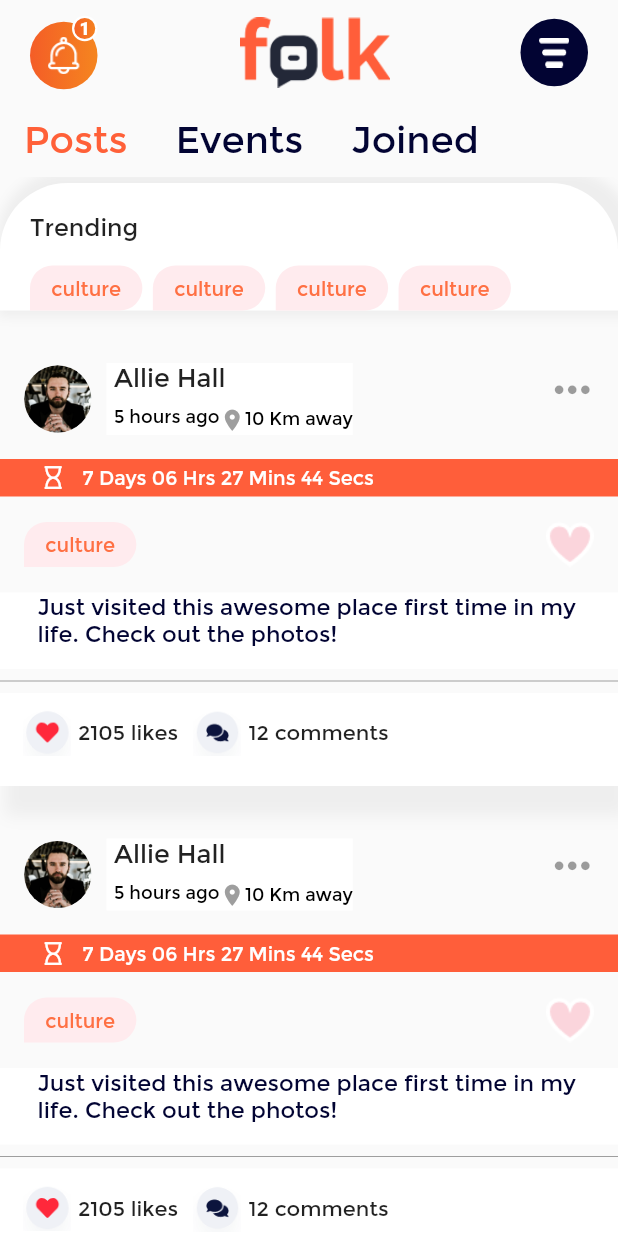
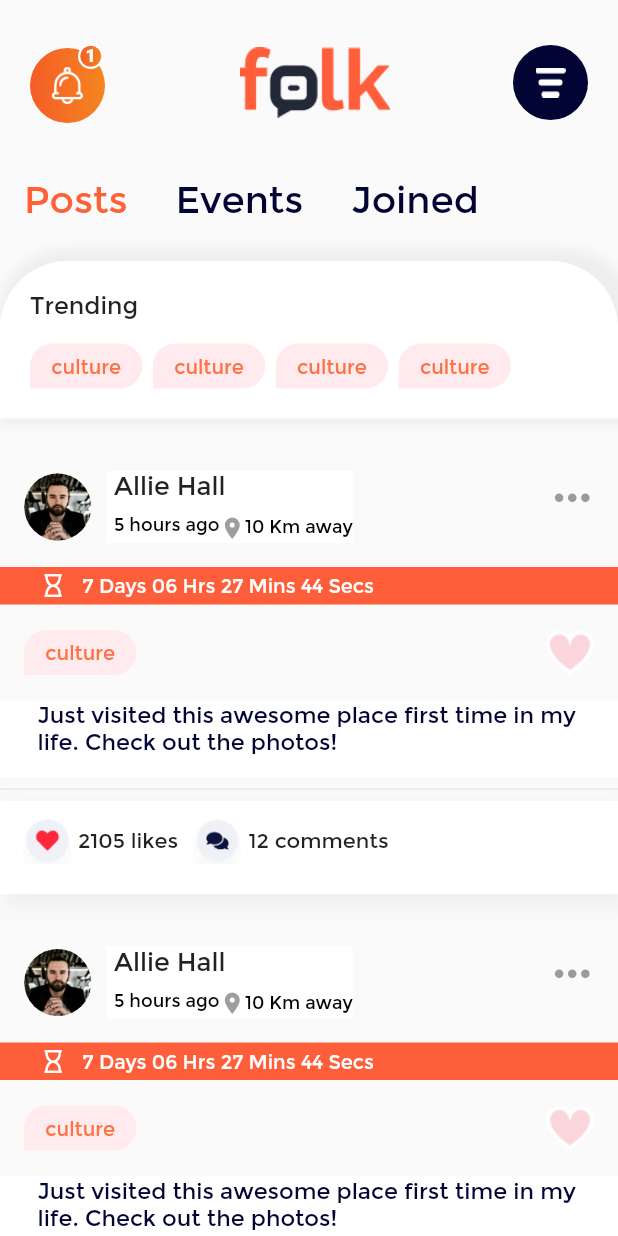
Before and after one commit to sudeshfer/folk, a Flutter app: the Homepage screen opened by its route, on a phone screen of 412 x 824 dp. Run offline on Flutter 3.47's test engine with Material 2 defaults, Android fonts, the phone set to English and light mode, and no system bars; our stand-ins replace awesome_dialog, firebase_auth, flutter_datetime_picker, font_awesome_flutter, image_cropper, image_picker and 5 more; missing offline and left inert: dart:ffi, flutter_alert, flutter_country_picker, flutter_facebook_login; accounts and stored records are empty.

Commit message:
box shadow added

```diff
--- a/lib/Screens/Home_page/homeWidgets/header.dart
+++ b/lib/Screens/Home_page/homeWidgets/header.dart
@@ -29,14 +29,14 @@ class _HeaderState extends State<Header> {
       Padding(
           padding: const EdgeInsets.only(top: 4.0, right: 8.0),
           child: _buildNotificationIcon(context)),
-      Positioned(bottom: 32, left: 28, child: _buildNotificationCount(context))
+      Positioned(bottom: 36, left: 32, child: _buildNotificationCount(context))
     ]);
   }
 
   Widget _buildNotificationIcon(BuildContext context) {
     return Container(
-      height: 45,
-      width: 45,
+      height: 50,
+      width: 50,
       decoration: BoxDecoration(
         shape: BoxShape.circle,
         gradient: LinearGradient(
@@ -80,8 +80,8 @@ class _HeaderState extends State<Header> {
 
   Widget _buildFilterBtn(BuildContext context){
     return Container(
-      height: 45,
-      width: 45,
+      height: 50,
+      width: 50,
       decoration: BoxDecoration(
         shape: BoxShape.circle,
         gradient: LinearGradient(
--- a/lib/Screens/Home_page/homeWidgets/post_content.dart
+++ b/lib/Screens/Home_page/homeWidgets/post_content.dart
@@ -20,6 +20,7 @@ class _PostsContentState extends State<PostsContent> {
         _buildPost(context),
         _buildPost(context),
         _buildPost(context),
+        _buildPost(context),
         ]
       );
   }
@@ -30,8 +31,9 @@ class _PostsContentState extends State<PostsContent> {
       mainAxisSize: MainAxisSize.min,
       crossAxisAlignment: CrossAxisAlignment.stretch,
       children: <Widget>[
-        Padding(
+        Container(
           padding: const EdgeInsets.fromLTRB(16.0, 20.0, 8.0, 16.0),
+          child: Container(
             child: Row(
               mainAxisAlignment: MainAxisAlignment.spaceBetween,
               children: <Widget>[
@@ -54,6 +56,7 @@ class _PostsContentState extends State<PostsContent> {
               ],
             ),
           ),
+        ),
         _buildTimeBar(context),
         _buildWishListBar(context),
         _buildPostText(context),
@@ -62,9 +65,9 @@ class _PostsContentState extends State<PostsContent> {
          decoration: BoxDecoration(
         boxShadow:[BoxShadow(
            color: Colors.grey[200],
-           offset: new Offset(5.0, 18.0),
+           offset: new Offset(5.0, 6.0),
            spreadRadius: 2.0,
-            blurRadius: 8.0,
+            blurRadius: 12.0,
         )]
       ),
          child:_buildLikeCommentBar(context),
@@ -278,7 +281,7 @@ class _PostsContentState extends State<PostsContent> {
 
   Widget _devider(BuildContext context){
     return  Divider(
-      color: Colors.grey,
+      color: Colors.grey[300],
     );
   }
 
--- a/lib/Screens/Home_page/homeWidgets/trending.dart
+++ b/lib/Screens/Home_page/homeWidgets/trending.dart
@@ -26,8 +26,8 @@ class _TrendingState extends State<Trending> {
                 ),
               )
             ]),
-        margin: const EdgeInsets.only(top:4) ,
-        padding: const EdgeInsets.only(top: 20.0, left: 20),
+        margin: const EdgeInsets.only(top:16) ,
+        padding: const EdgeInsets.only(top: 20.0, left: 20,bottom:20),
         child: Column(
           crossAxisAlignment: CrossAxisAlignment.start,
           children: <Widget>[
--- a/lib/Screens/Home_page/home_page.dart
+++ b/lib/Screens/Home_page/home_page.dart
@@ -134,7 +134,7 @@ class _HomepageState extends State<Homepage>
       preferredSize: Size.fromHeight(120.0),
       child: Container(
         color: Colors.transparent,
-        height: 70.0,
+        height: 110.0,
         alignment: Alignment.center,
         child: Header(),
       ),
```
Lines whose indentation alone changed are shown as unchanged.
